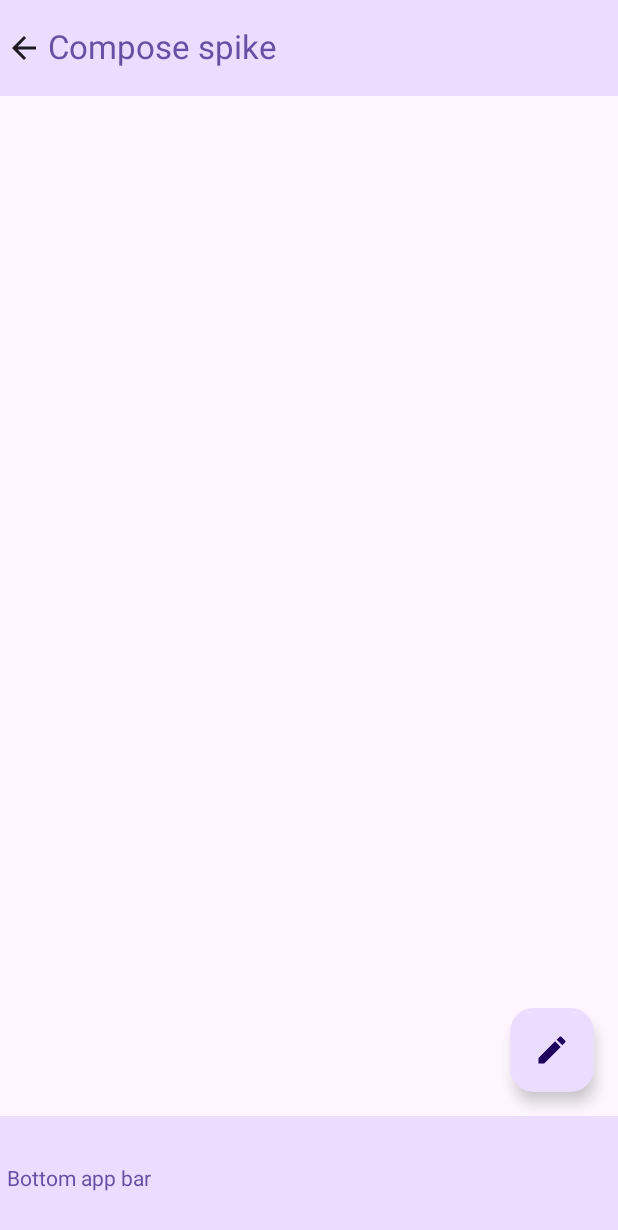
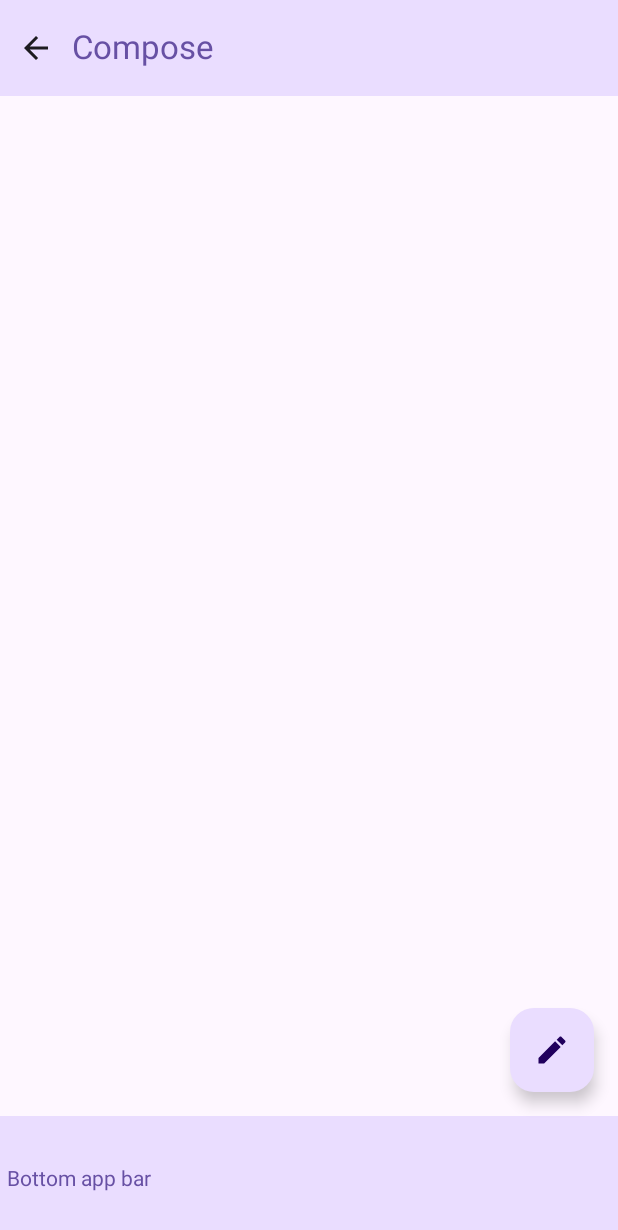
Before and after one commit to 92alanc/compose, an Android app built with Jetpack Compose: the screen it shows after launch (MainActivity), on a phone screen of 412 x 824 dp. Shown: the top 1230 px of the screen. Run offline under Robolectric (Android 15) with nearby library versions, the phone set to English and light mode, and no system bars; our stand-ins replace Dagger/Hilt's generated code.

Commit message:
Add padding to navigation icon

```diff
--- a/app/src/main/java/com/alancamargo/compose/ui/MainActivity.kt
+++ b/app/src/main/java/com/alancamargo/compose/ui/MainActivity.kt
@@ -34,6 +34,7 @@ import androidx.compose.ui.Alignment
 import androidx.compose.ui.Modifier
 import androidx.compose.ui.res.dimensionResource
 import androidx.compose.ui.res.painterResource
+import androidx.compose.ui.res.stringResource
 import androidx.compose.ui.text.style.TextAlign
 import androidx.compose.ui.tooling.preview.Preview
 import com.alancamargo.compose.R
@@ -90,10 +91,13 @@ class MainActivity : ComponentActivity() {
             topBar = {
                 TopAppBar(
                     title = {
-                        Text(text = "Compose spike")
+                        Text(text = stringResource(id = R.string.app_name))
                     },
                     navigationIcon = {
                         Icon(
+                            modifier = Modifier.padding(
+                                dimensionResource(id = R.dimen.spacing_medium)
+                            ),
                             imageVector = Icons.AutoMirrored.Default.ArrowBack,
                             contentDescription = "Navigate back"
                         )
```
